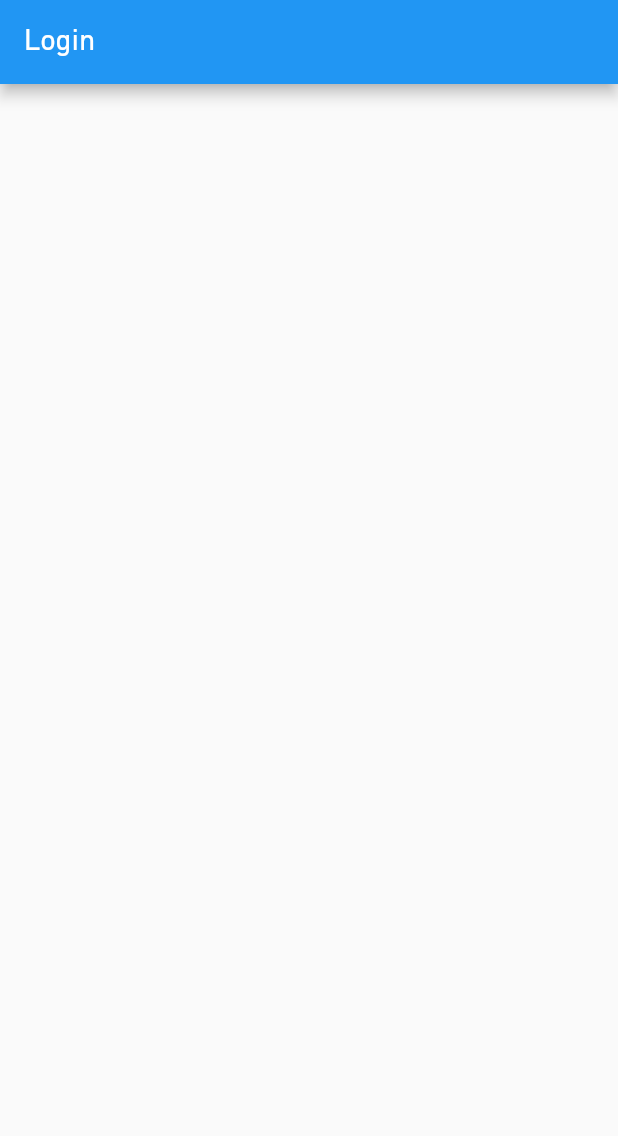
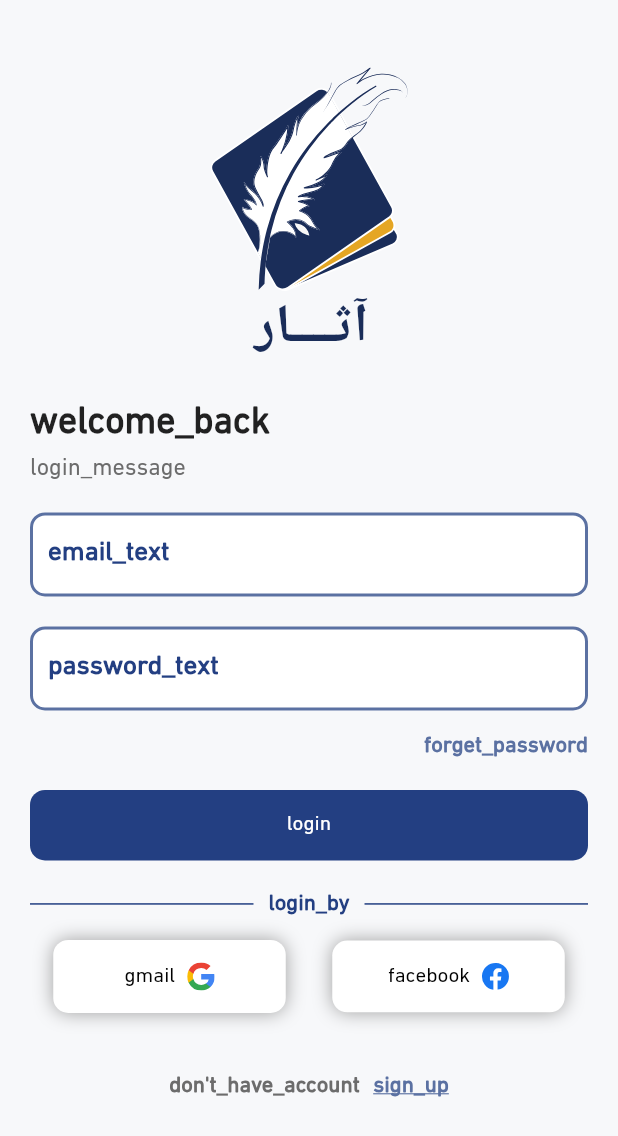
Before and after one commit to space-codes/asar.mobile, a Flutter app: the screen it shows after launch, on a phone screen of 412 x 824 dp. Shown: the top 1136 px of the screen. Run offline on Flutter 3.47's test engine with Material 2 defaults, Android fonts, the phone set to English and light mode, and no system bars; our stand-ins replace camera, easy_localization, flutter_easyloading, flutter_svg, image_picker, shared_preferences and 1 more; missing offline and left inert: crop_your_image, image_crop, image_cropping.

Commit message:
login screen

```diff
--- a/assets/languages/ar.json
+++ b/assets/languages/ar.json
@@ -1,4 +1,21 @@
 {
-  "home_title": "الصفحة الرئيسية",
-  "register_title": "التسجيل"
+  "-" : "------------Login Screen-----------",
+  "welcome_back": "مرحبا بعودتك!",
+  "login_message": "تسجيل دخول إلى حسابك الحالي",
+  "email_text" : "البريد الالكتروني",
+  "password_text" : "كلمة المرور",
+  "forget_password": "نسيت كلمة المرور؟",
+  "login": "تسجيل الدخول",
+  "login_by" : "أو سجل بواسطة",
+  "facebook" : "فيسبوك",
+  "gmail": "جوجل",
+  "don't_have_account" : "ليس لديك حساب؟",
+  "sign_up": "انشاء حساب",
+
+
+  "--" : "------------Register Screen-----------",
+  "register_title": "Home",
+
+  "---" : "------------Home Screen-----------",
+  "home_title": "Home"
 }
--- a/assets/languages/en.json
+++ b/assets/languages/en.json
@@ -1,4 +1,24 @@
 {
+  "-" : "------------Login Screen-----------",
+  "welcome_back": "Welcome back!",
+  "login_message": "Login to your current account",
+  "email_text" : "Email",
+  "password_text" : "Password",
+  "forget_password": "Forget password?",
+  "login": "Login",
+  "login_by" : "Or login by",
+  "facebook" : "Facebook",
+  "gmail": "Gmail",
+  "don't_have_account" : "Don't have account?",
+  "sign_up": "Sign up",
+
+  "--" : "------------Register Screen-----------",
+  "register_title": "Home",
+
+  "---" : "------------Home Screen-----------",
   "home_title": "Home",
-  "register_title": "Register"
+
+
+
+
 }
--- a/lib/main.dart
+++ b/lib/main.dart
@@ -1,4 +1,5 @@
 import 'package:asar_app/screens/login_screen.dart';
+import 'package:asar_app/screens/splash_screen.dart';
 import 'package:easy_localization/easy_localization.dart';
 import 'package:flutter/material.dart';
 
@@ -26,6 +27,6 @@ class MyApp extends StatelessWidget {
         localizationsDelegates: context.localizationDelegates,
         supportedLocales: context.supportedLocales,
         locale: context.locale,
-        home: const LoginScreen());
+        home: const SplashScreen());
   }
 }
--- a/lib/screens/login_screen.dart
+++ b/lib/screens/login_screen.dart
@@ -1,4 +1,13 @@
+import 'dart:ui';
+
+import 'package:asar_app/constants/colors.dart';
+import 'package:asar_app/widgets/media_button.dart';
+import 'package:asar_app/widgets/text_form_field.dart';
+import 'package:easy_localization/easy_localization.dart';
 import 'package:flutter/material.dart';
+import 'package:flutter_svg/flutter_svg.dart';
+
+import '../widgets/button.dart';
 
 class LoginScreen extends StatefulWidget {
   const LoginScreen({Key? key}) : super(key: key);
@@ -11,7 +20,122 @@ class _LoginScreenState extends State<LoginScreen> {
   @override
   Widget build(BuildContext context) {
     return Scaffold(
-      appBar: AppBar(title: Text("Login"),),
+      backgroundColor: backgroundColor,
+      body: Padding(
+        padding: const EdgeInsets.only(left: 20, right: 20),
+        child: SingleChildScrollView(
+          child: SafeArea(
+            child: Column(
+              mainAxisAlignment: MainAxisAlignment.center,
+              crossAxisAlignment: CrossAxisAlignment.start,
+              children: [
+                SizedBox(height: 45,),
+                Center(child: SvgPicture.asset("assets/images/logo.svg")),
+                SizedBox(
+                  height: 25,
+                ),
+                Text("welcome_back".tr(),
+                    style: TextStyle(fontSize: 25, fontWeight: FontWeight.bold)),
+                SizedBox(
+                  height: 5,
+                ),
+                Text("login_message".tr(),
+                    style: TextStyle(fontSize: 16, color: grayColor)),
+                SizedBox(
+                  height: 20,
+                ),
+                myTextFormField(labelText: "email_text"),
+                SizedBox(
+                  height: 20,
+                ),
+                myTextFormField(labelText: "password_text"),
+                SizedBox(
+                  height: 15,
+                ),
+                Row(
+                  mainAxisAlignment: MainAxisAlignment.end,
+                  children: [
+                    Text("forget_password".tr(),
+                        style: TextStyle(
+                            color: secondColor,
+                            fontSize: 15,
+                            fontWeight: FontWeight.w600)),
+                  ],
+                ),
+                SizedBox(
+                  height: 20,
+                ),
+                myButton(onPressed: () {}, title: "login"),
+                SizedBox(
+                  height: 20,
+                ),
+                Row(
+                  children: [
+                    Flexible(
+                        flex: 1, child: Container(color: mainColor, height: 1)),
+                    Padding(
+                      padding: const EdgeInsets.only(left: 10, right: 10),
+                      child: Text("login_by".tr(), style: TextStyle(
+                        color: mainColor , fontSize: 15 , fontWeight: FontWeight.w600
+                      ),),
+                    ),
+                    Flexible(
+                        flex: 1, child: Container(color: mainColor, height: 1)),
+                  ],
+                ),
+                SizedBox(
+                  height: 15,
+                ),
+                Row(
+                  mainAxisAlignment: MainAxisAlignment.spaceEvenly,
+                  children: [
+                    Flexible(
+                      flex: 5,
+                      child: myMediaButton(
+                          onPressed: () {},
+                          title: "gmail",
+                          imagePath: "assets/images/Google__G__Logo.svg"),
+                    ),
+                    Flexible(flex: 2, child: SizedBox()),
+                    Flexible(
+                      flex: 5,
+                      child: myMediaButton(
+                          onPressed: () {},
+                          title: "facebook",
+                          imagePath: "assets/images/facebook.svg"),
+                    ),
+                  ],
+                ),
+                SizedBox(
+                  height: 40,
+                ),
+                Center(
+                  child: RichText(
+                      text: TextSpan(children: [
+                    TextSpan(
+                        text: "don't_have_account".tr(),
+                        style: TextStyle(
+                            color: grayColor,
+                            fontSize: 15,
+                            fontFamily: "DinReg",
+                            fontWeight: FontWeight.w600)),
+                    TextSpan(text: "  "),
+                    TextSpan(
+                        text: "sign_up".tr(),
+                        style: TextStyle(
+                          decoration: TextDecoration.underline,
+                          color: secondColor,
+                          fontSize: 15,
+                          fontFamily: "DinReg",
+                          fontWeight: FontWeight.w600,
+                        )),
+                  ])),
+                )
+              ],
+            ),
+          ),
+        ),
+      ),
     );
   }
 }
--- a/lib/screens/splash_screen.dart
+++ b/lib/screens/splash_screen.dart
@@ -1,5 +1,6 @@
 import 'dart:async';
 import 'package:asar_app/screens/home_screen.dart';
+import 'package:asar_app/screens/login_screen.dart';
 import 'package:flutter/material.dart';
 import 'package:flutter_svg/flutter_svg.dart';
 
@@ -17,16 +18,16 @@ class _SplashScreenState extends State<SplashScreen> {
   void initState() {
     super.initState();
     Timer(
-        const Duration(seconds: 4),
+        const Duration(seconds: 5),
         () => Navigator.pushReplacement(
-            context, MaterialPageRoute(builder: (context) => const HomeScreen())));
+            context, MaterialPageRoute(builder: (context) => const LoginScreen())));
   }
 
   @override
   Widget build(BuildContext context) {
     return Scaffold(
       body: Center(
-        child: SvgPicture.asset("assets/images/logo.svg"),
+        child: SvgPicture.asset("assets/images/logo.svg",),
       ),
     );
   }
--- /dev/null
+++ b/lib/widgets/button.dart
@@ -0,0 +1,22 @@
+import 'package:asar_app/constants/colors.dart';
+import 'package:easy_localization/easy_localization.dart';
+import 'package:flutter/material.dart';
+
+Widget myButton({VoidCallback? onPressed, String? title}) {
+  return GestureDetector(
+    child: Container(
+      child: Center(
+        child: Padding(
+          padding: const EdgeInsets.all(15.0),
+          child: Text(title!.tr() , style: TextStyle(
+            color: Colors.white
+          )),
+        ),
+      ),
+      decoration: BoxDecoration(
+        color: mainColor,
+        borderRadius: BorderRadius.all(Radius.circular(10))
+      ),
+    ),
+  );
+}
--- /dev/null
+++ b/lib/widgets/media_button.dart
@@ -0,0 +1,30 @@
+import 'package:easy_localization/easy_localization.dart';
+import 'package:flutter/material.dart';
+import 'package:flutter_svg/flutter_svg.dart';
+
+Widget myMediaButton(
+    {VoidCallback? onPressed, String? title, String? imagePath}) {
+  return GestureDetector(
+    child: Container(
+      child: Center(
+        child: Padding(
+          padding: const EdgeInsets.all(15.0),
+          child: Row(
+            mainAxisAlignment: MainAxisAlignment.center,
+            children: [
+              Text(title!.tr(), style: TextStyle(color: Colors.black)),
+              SizedBox(
+                width: 8,
+              ),
+              SvgPicture.asset(imagePath!)
+            ],
+          ),
+        ),
+      ),
+      decoration: BoxDecoration(
+          color: Colors.white,
+          borderRadius: BorderRadius.all(Radius.circular(10)),
+          boxShadow: [BoxShadow(color: Colors.grey, blurRadius: 10)]),
+    ),
+  );
+}
--- /dev/null
+++ b/lib/widgets/text_form_field.dart
@@ -0,0 +1,25 @@
+import 'package:easy_localization/easy_localization.dart';
+import 'package:flutter/material.dart';
+
+import '../constants/colors.dart';
+
+Widget myTextFormField({
+  String? labelText,
+}) {
+  OutlineInputBorder border = OutlineInputBorder(
+    borderRadius: BorderRadius.circular(10),
+    borderSide: BorderSide(color: secondColor, width: 2),
+  );
+
+  return TextFormField(
+    decoration: InputDecoration(
+        labelText: labelText!.tr(),
+        filled: true,
+        fillColor: Colors.white,
+        border: border,
+        labelStyle: TextStyle(
+            color: mainColor, fontSize: 18, fontWeight: FontWeight.w700),
+        enabledBorder: border,
+        focusedBorder: border),
+  );
+}
--- a/pubspec.yaml
+++ b/pubspec.yaml
@@ -57,7 +57,7 @@ dev_dependencies:
 flutter_icons:
   android: "launcher_icon"
   ios: true
-  image_path: "assets/images/logo.svg"
+  image_path: "assets/images/logo.png"
 
   # The "flutter_lints" package below contains a set of recommended lints to
   # encourage good coding practices. The lint set provided by the package is
```
Also changed, not shown: assets/images/logo.png (added), 17 other files.
